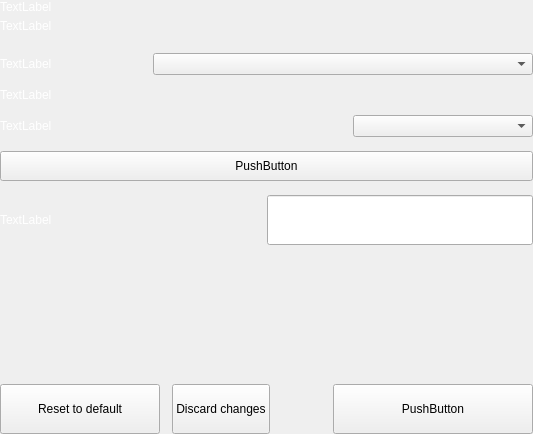
First picture: the form in src/qt/settings/forms/settingsdisplayoptionswidget.ui, repository eons-finance/ALQO, before the edit.
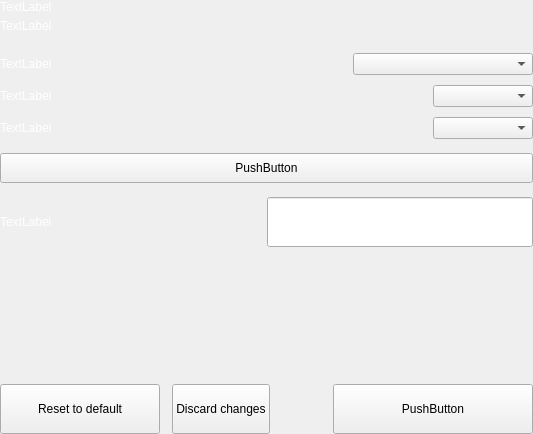
Second picture: the form after the edit. Custom widgets are drawn as their Qt base class.

Patch:
```diff
--- a/src/qt/settings/forms/settingsdisplayoptionswidget.ui
+++ b/src/qt/settings/forms/settingsdisplayoptionswidget.ui
@@ -131,13 +131,13 @@
            <widget class="QComboBox" name="comboBoxLanguage">
             <property name="minimumSize">
              <size>
-              <width>380</width>
+              <width>180</width>
               <height>0</height>
              </size>
             </property>
             <property name="maximumSize">
              <size>
-              <width>280</width>
+              <width>16777215</width>
               <height>16777215</height>
              </size>
             </property>
@@ -187,10 +187,10 @@
            </spacer>
           </item>
           <item>
-           <widget class="QValueComboBox" name="comboBoxUnit" native="true">
+           <widget class="QValueComboBox" name="comboBoxUnit">
             <property name="minimumSize">
              <size>
-              <width>180</width>
+              <width>100</width>
               <height>0</height>
              </size>
             </property>
@@ -249,7 +249,7 @@
            <widget class="QComboBox" name="comboBoxDigits">
             <property name="minimumSize">
              <size>
-              <width>180</width>
+              <width>100</width>
               <height>0</height>
              </size>
             </property>
@@ -441,7 +441,7 @@
  <customwidgets>
   <customwidget>
    <class>QValueComboBox</class>
-   <extends>QWidget</extends>
+   <extends>QComboBox</extends>
    <header>qvaluecombobox.h</header>
   </customwidget>
  </customwidgets>
```
